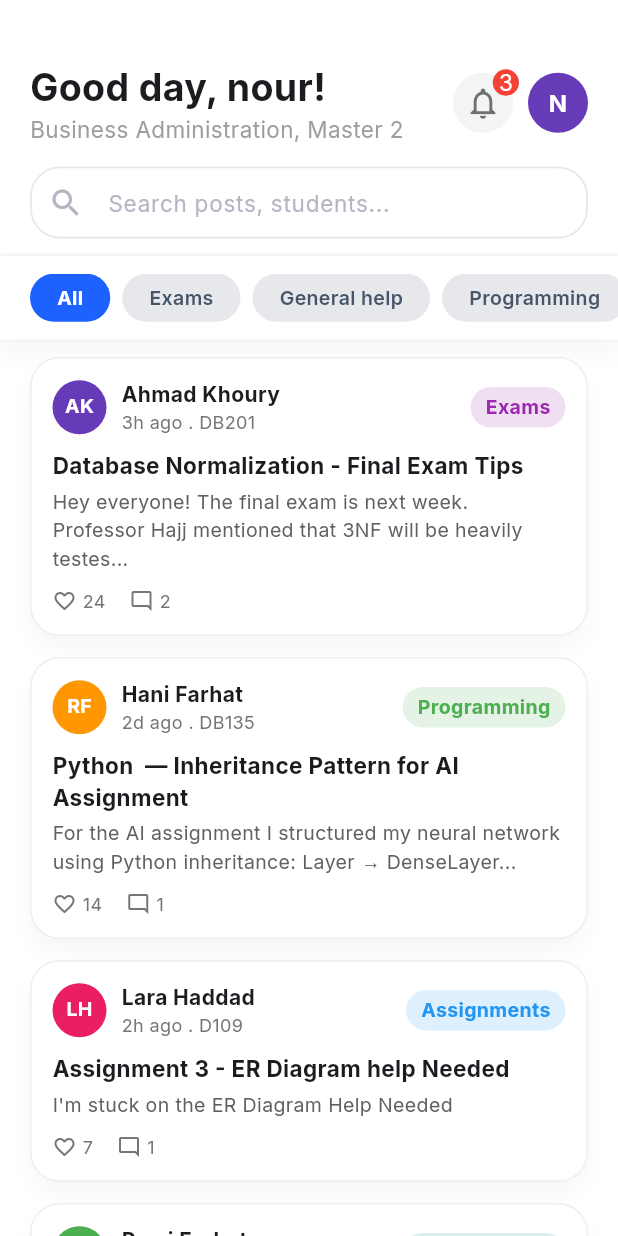
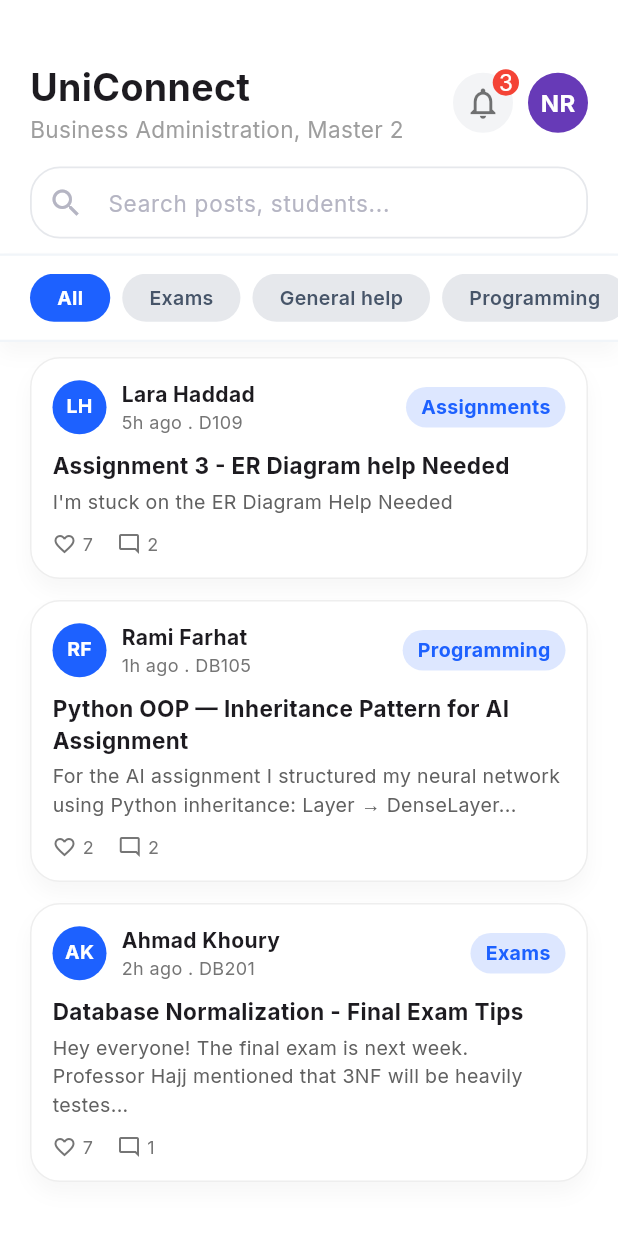
Before and after one commit to NourAlHoudaRifaieh/Uni_Connect, a Flutter app: the HomeScreen screen opened directly, on a phone screen of 412 x 824 dp. Run offline on Flutter 3.47's test engine with Material 3 defaults, Android fonts, the light colour scheme and no system bars; our stand-ins replace cloud_firestore, firebase_auth, firebase_core, go_router, google_fonts, lottie and 1 more; accounts and stored records are empty.

Commit message:
created post model

```diff
--- a/lib/core/mock/mock_data.dart
+++ b/lib/core/mock/mock_data.dart
@@ -1,5 +1,7 @@
 import 'package:flutter/material.dart';
 import 'package:uni_connect/core/models/subject_model.dart';
+
+import '../models/post_model.dart';
 
 class MockData {
 
@@ -36,4 +38,55 @@ class MockData {
     return subjectsJson.map((json)=> SubjectModel.fromJson(json)).toList();
   }
 
+  //raw JSON list for post
+  static final List<Map<String, dynamic>> postsJson = [
+    {
+      'postId': 'post_1',
+      'title': 'Assignment 3 - ER Diagram help Needed',
+      'description': "I'm stuck on the ER Diagram Help Needed",
+      'userId': 'user_1',
+      'authorName': 'Lara Haddad',
+      'categoryId': 'cat_1',
+      'categoryName': 'Assignments',
+      'subjectId': 'sub_1',
+      'subjectCode': 'D109',
+      'createdAt': DateTime.now().subtract(Duration(hours: 5)).toIso8601String(),
+      'likes': 7,
+      'comments': 2,
+    },
+    {
+      'postId': 'post_2',
+      'title': 'Python OOP — Inheritance Pattern for AI Assignment',
+      'description': "For the AI assignment I structured my neural network using Python inheritance: Layer → DenseLayer...",
+      'userId': 'user_2',
+      'authorName': 'Rami Farhat',
+      'categoryId': 'cat_2',
+      'categoryName': 'Programming',
+      'subjectId': 'sub_1',
+      'subjectCode': 'DB105',
+      'createdAt': DateTime.now().subtract(Duration(hours: 1)).toIso8601String(),
+      'likes': 2,
+      'comments': 2,
+    },
+    {
+      'postId': 'post_id',
+      'title': 'Database Normalization - Final Exam Tips',
+      'description': "Hey everyone! The final exam is next week. Professor Hajj mentioned that 3NF will be heavily testes...",
+      'userId': 'user_3',
+      'authorName': 'Ahmad Khoury',
+      'categoryId': 'cat_1',
+      'categoryName': 'Exams',
+      'subjectId': 'sub_1',
+      'subjectCode': 'DB201',
+      'createdAt': DateTime.now().subtract(Duration(hours: 2)).toIso8601String(),
+      'likes': 7,
+      'comments': 1,
+    },
+  ];
+
+  //Parsed Subject List using SubjectModel.fromJson
+  static List<PostModel> get posts {
+    return postsJson.map((json)=> PostModel.fromJson(json)).toList();
+  }
+
 }
--- /dev/null
+++ b/lib/core/models/post_model.dart
@@ -0,0 +1,95 @@
+import 'package:flutter/material.dart';
+
+class PostModel{
+  final String? postId;
+  final String title;
+  final String description;
+  final String? userId;
+  final String authorName;
+  final String? categoryId;
+  final String? categoryName;
+  final String? subjectId;
+  final String? subjectCode;
+  final DateTime createdAt;
+  final int likes;
+  final int comments;
+
+  PostModel({
+    this.postId,
+    required this.title,
+    required this.description,
+    required this.authorName,
+    this.userId,
+    this.categoryId,
+    this.categoryName,
+    this.subjectId,
+    this.subjectCode,
+    required this.createdAt,
+    this.likes =0,
+    this.comments =0,
+  });
+
+  String get authorInitials {
+    final trimmedName = authorName.trim();
+    if(trimmedName.isEmpty) return 'U';
+    final parts = trimmedName.split(RegExp(r'\s+'));
+    if(parts.length ==1 ) return parts[0][0].toUpperCase();
+    return '${parts[0][0]}${parts[parts.length -1][0]}'.toUpperCase();
+  }
+
+  String get timeAgo {
+    final difference = DateTime.now().difference(createdAt);
+    if(difference.inMinutes <60){
+      final mins = difference.inMinutes <= 0 ? 1 : difference.inMinutes;
+      return '${mins}m ago';
+    }else if (difference.inHours < 24){
+      return '${difference.inHours}h ago';
+    }else{
+      return '${difference.inDays}d ago';
+    }
+  }
+
+  factory PostModel.fromJson(Map<String, dynamic> json){
+    return PostModel(
+      postId: json['postId'] as String?,
+      title: json['title'] ?? '',
+      description: json['description'] ?? '',
+      userId: json['userId'] ?? '',
+      authorName: json['authorName'] ?? 0,
+      categoryId: json['categoryId'] as String?,
+      categoryName: json['categoryName'] as String?,
+      subjectId: json['subjectId'] as String?,
+      subjectCode: json['subjectCode'] as String?,
+      likes: json['likes'] ?? 0,
+      comments: json['comments'] ?? 0,
+      createdAt: json['createdAt'] is DateTime
+        ? json['createdAt']
+        : (json['createdAt'] != null
+          ? DateTime.tryParse(json['createdAt'].toString()) ?? DateTime.now()
+          : DateTime.now()
+        ),
+    );
+  }
+
+  Map<String, dynamic> toJson(){
+    return{
+      if(postId != null) 'postId': postId,
+      'title': title,
+      'description': description,
+      'userId': userId,
+      'authorName': authorName,
+      'categoryId': categoryId,
+      'categoryName': categoryName,
+      'authorInitials': authorInitials,
+      if(categoryId != null) 'categoryId': categoryId,
+      if(categoryName != null) 'categoryName': categoryName,
+      if(subjectId != null) 'subjectId': subjectId,
+      if(subjectCode != null) 'subjectCode': subjectCode,
+      'likes': likes,
+      'comments': comments,
+      'createdAt': createdAt.toIso8601String(),
+    };
+  }
+
+
+}
--- a/lib/features/feed/presentation/home_screen.dart
+++ b/lib/features/feed/presentation/home_screen.dart
@@ -1,4 +1,6 @@
 import 'package:flutter/material.dart';
+import 'package:uni_connect/core/mock/mock_data.dart';
+import 'package:uni_connect/core/models/post_model.dart';
 import 'package:uni_connect/core/widgets/custom_form_field.dart';
 import 'package:uni_connect/features/feed/presentation/widgets/category_selector.dart';
 import 'widgets/post_card.dart';
@@ -17,88 +19,105 @@ class _HomeScreenState extends State <HomeScreen>{
   List <String> categories = ['All','Exams','General help', 'Programming', 'Assignments', 'Math','Physics'];
   String selectedCategory = 'All';
 
-  final List<PostCardData> posts =[
-    PostCardData(
-        title: 'Database Normalization - Final Exam Tips',
-        authorInitials: 'AK',
-        authorName: 'Ahmad Khoury',
-        avatarColor: Colors.deepPurple,
-        category: 'Exams',
-        categoryColor: Colors.purple,
-        comments: 2,
-        likes: 24,
-        preview: 'Hey everyone! The final exam is next week. Professor Hajj mentioned that 3NF will be heavily testes...',
-        subjectCode: 'DB201',
-        timeAgo: '3h ago'
-    ),
-    PostCardData(
-        title: 'Python  — Inheritance Pattern for AI Assignment',
-        authorInitials: 'RF',
-        authorName: 'Hani Farhat',
-        avatarColor: Colors.orange,
-        category: 'Programming',
-        categoryColor: Colors.green,
-        comments: 1,
-        likes: 14,
-        preview: 'For the AI assignment I structured my neural network using Python inheritance: Layer → DenseLayer...',
-        subjectCode: 'DB135',
-        timeAgo: '2d ago'
-    ),
-    PostCardData(
-        title: 'Assignment 3 - ER Diagram help Needed',
-        authorInitials: 'LH',
-        authorName: 'Lara Haddad',
-        avatarColor: Colors.pink,
-        category: 'Assignments',
-        categoryColor: Colors.blue,
-        comments: 1,
-        likes: 7,
-        preview: "I'm stuck on the ER Diagram Help Needed",
-        subjectCode: 'D109',
-        timeAgo: '2h ago'
-    ),
-    PostCardData(
-        title: 'Python OOP — Inheritance Pattern for AI Assignment',
-        authorInitials: 'RF',
-        authorName: 'Rami Farhat',
-        avatarColor: Colors.green,
-        category: 'Programming',
-        categoryColor: Colors.teal,
-        comments: 2,
-        likes: 24,
-        preview: 'For the AI assignment I structured my neural network using Python inheritance: Layer → DenseLayer...',
-        subjectCode: 'DB105',
-        timeAgo: '1d ago'
-    ),
-  ];
 
-  List <PostCardData> get _filteredPosts{
+  List <PostModel> get posts => MockData.posts;
+  List <PostModel> get _filteredPosts{
     final query = _searchController.text.trim().toLowerCase();
 
     return posts.where((post){
-      final matchesCategory = selectedCategory == 'All' || post.category == selectedCategory;
+      final matchesCategory = selectedCategory == 'All' || post.categoryName?.toLowerCase() == selectedCategory.toLowerCase();
       final matchesSearch = query.isEmpty ||
-            post.title.toLowerCase().contains(query) ||
-            post.preview.toLowerCase().contains(query) ||
-            post.subjectCode.toLowerCase().contains(query) ||
-            post.category.toLowerCase().contains(query) ||
-            post.authorName.toLowerCase().contains(query);
+          post.title.toLowerCase().contains(query) ||
+          post.description.toLowerCase().contains(query) ||
+          (post.subjectCode?.toLowerCase().contains(query) ?? false)||
+          (post.categoryName?.toLowerCase().contains(query) ?? false)||
+          post.authorName.toLowerCase().contains(query);
       return matchesCategory && matchesSearch;
     }).toList();
   }
 
-  void _onCreatePost(){
-    showModalBottomSheet(
-        context: context,
-        builder: (context) =>
-          SizedBox(
-            height:200,
-            child: Center(
-              child: Text('New Page'),
-            ),
-          ),
-        );
-  }
+  // final List<PostCardData> posts =[
+  //   PostCardData(
+  //       title: 'Database Normalization - Final Exam Tips',
+  //       authorInitials: 'AK',
+  //       authorName: 'Ahmad Khoury',
+  //       avatarColor: Colors.deepPurple,
+  //       category: 'Exams',
+  //       categoryColor: Colors.purple,
+  //       comments: 2,
+  //       likes: 24,
+  //       preview: 'Hey everyone! The final exam is next week. Professor Hajj mentioned that 3NF will be heavily testes...',
+  //       subjectCode: 'DB201',
+  //       timeAgo: '3h ago'
+  //   ),
+  //   PostCardData(
+  //       title: 'Python  — Inheritance Pattern for AI Assignment',
+  //       authorInitials: 'RF',
+  //       authorName: 'Hani Farhat',
+  //       avatarColor: Colors.orange,
+  //       category: 'Programming',
+  //       categoryColor: Colors.green,
+  //       comments: 1,
+  //       likes: 14,
+  //       preview: 'For the AI assignment I structured my neural network using Python inheritance: Layer → DenseLayer...',
+  //       subjectCode: 'DB135',
+  //       timeAgo: '2d ago'
+  //   ),
+  //   PostCardData(
+  //       title: 'Assignment 3 - ER Diagram help Needed',
+  //       authorInitials: 'LH',
+  //       authorName: 'Lara Haddad',
+  //       avatarColor: Colors.pink,
+  //       category: 'Assignments',
+  //       categoryColor: Colors.blue,
+  //       comments: 1,
+  //       likes: 7,
+  //       preview: "I'm stuck on the ER Diagram Help Needed",
+  //       subjectCode: 'D109',
+  //       timeAgo: '2h ago'
+  //   ),
+  //   PostCardData(
+  //       title: 'Python OOP — Inheritance Pattern for AI Assignment',
+  //       authorInitials: 'RF',
+  //       authorName: 'Rami Farhat',
+  //       avatarColor: Colors.green,
+  //       category: 'Programming',
+  //       categoryColor: Colors.teal,
+  //       comments: 2,
+  //       likes: 24,
+  //       preview: 'For the AI assignment I structured my neural network using Python inheritance: Layer → DenseLayer...',
+  //       subjectCode: 'DB105',
+  //       timeAgo: '1d ago'
+  //   ),
+  // ];
+
+  // List <PostCardData> get _filteredPosts{
+  //   final query = _searchController.text.trim().toLowerCase();
+  //
+  //   return posts.where((post){
+  //     final matchesCategory = selectedCategory == 'All' || post.category == selectedCategory;
+  //     final matchesSearch = query.isEmpty ||
+  //           post.title.toLowerCase().contains(query) ||
+  //           post.preview.toLowerCase().contains(query) ||
+  //           post.subjectCode.toLowerCase().contains(query) ||
+  //           post.category.toLowerCase().contains(query) ||
+  //           post.authorName.toLowerCase().contains(query);
+  //     return matchesCategory && matchesSearch;
+  //   }).toList();
+  // }
+
+  // void _onCreatePost(){
+  //   showModalBottomSheet(
+  //       context: context,
+  //       builder: (context) =>
+  //         SizedBox(
+  //           height:200,
+  //           child: Center(
+  //             child: Text('New Page'),
+  //           ),
+  //         ),
+  //       );
+  // }
 
   @override
   void initState(){
@@ -121,7 +140,7 @@ class _HomeScreenState extends State <HomeScreen>{
     // final filteredPosts = selectedCategory == 'All'
     //     ? posts
     //     : posts.where((p) => p.category == selectedCategory).toList();
-    final displaydPosts = _filteredPosts;
+    final displayedPosts = _filteredPosts;
 
     return Scaffold(
       backgroundColor: Colors.white,
@@ -139,7 +158,7 @@ class _HomeScreenState extends State <HomeScreen>{
                         child: Column(
                           crossAxisAlignment: CrossAxisAlignment.start,
                           children: [
-                            Text('Good day, nour! ', style: GoogleFonts.inter(fontSize:25, fontWeight: FontWeight.bold)),
+                            Text('UniConnect', style: GoogleFonts.inter(fontSize:25, fontWeight: FontWeight.bold)),
                             Text('Business Administration, Master 2', style: GoogleFonts.inter(fontSize:15, color: Colors.grey)),
                           ],
                         ),
@@ -177,7 +196,7 @@ class _HomeScreenState extends State <HomeScreen>{
                       CircleAvatar(
                         radius:20,
                         backgroundColor:Colors.deepPurple,
-                        child: Text('N', style: GoogleFonts.inter(color: Colors.white, fontWeight: FontWeight.bold))
+                        child: Text('NR', style: GoogleFonts.inter(color: Colors.white, fontWeight: FontWeight.bold))
                       ),
                     ],
                   ),
@@ -206,7 +225,7 @@ class _HomeScreenState extends State <HomeScreen>{
             ),
             SizedBox(height:10),
             Expanded(
-              child: displaydPosts.isEmpty
+              child: displayedPosts.isEmpty
                 ? Center(
                   child: Column(
                     mainAxisAlignment: MainAxisAlignment.center,
@@ -234,13 +253,16 @@ class _HomeScreenState extends State <HomeScreen>{
                   )
                 : ListView.builder(
                   padding: const EdgeInsets.symmetric(horizontal: 20),
-                  itemCount: displaydPosts.length,
+                  itemCount: displayedPosts.length,
                   itemBuilder: (context, index) {
+                    final post = displayedPosts[index];
                     return PostCard(
-                      data: displaydPosts[index],
+                      post: post,
                       onTap: () {
                         // will open post detail screen later
                       },
+                      onLikeTap: (){},
+                      onCommentTap: (){},
                     );
                   },
                 ),
--- a/lib/features/feed/presentation/search_screen.dart
+++ b/lib/features/feed/presentation/search_screen.dart
@@ -19,6 +19,7 @@ class SearchScreenState extends State<SearchScreen>{
 
   final TextEditingController _searchController = TextEditingController();
   int _selectedIndex = 0;
+
 
   final List<SearchPostCardData> posts =[
     SearchPostCardData(
--- a/lib/features/feed/presentation/widgets/post_card.dart
+++ b/lib/features/feed/presentation/widgets/post_card.dart
@@ -1,41 +1,48 @@
 import 'package:flutter/material.dart';
 import 'package:google_fonts/google_fonts.dart';
 
-class PostCardData{
-  final String authorName;
-  final String authorInitials;
-  final Color avatarColor;
-  final String subjectCode;
-  final String timeAgo;
-  final String category;
-  final Color categoryColor;
-  final String title;
-  final String preview;
-  final int likes;
-  final int comments;
+import '../../../../core/models/post_model.dart';
 
-  PostCardData({
-    required this.title,
-    required this.authorInitials,
-    required this.authorName,
-    required this.avatarColor,
-    required this.category,
-    required this.categoryColor,
-    required this.comments,
-    required this.likes,
-    required this.preview,
-    required this.subjectCode,
-    required this.timeAgo,
-  });
-}
+// class PostCardData{
+//   final String authorName;
+//   final String authorInitials;
+//   final Color avatarColor;
+//   final String subjectCode;
+//   final String timeAgo;
+//   final String category;
+//   final Color categoryColor;
+//   final String title;
+//   final String preview;
+//   final int likes;
+//   final int comments;
+//
+//   PostCardData({
+//     required this.title,
+//     required this.authorInitials,
+//     required this.authorName,
+//     required this.avatarColor,
+//     required this.category,
+//     required this.categoryColor,
+//     required this.comments,
+//     required this.likes,
+//     required this.preview,
+//     required this.subjectCode,
+//     required this.timeAgo,
+//   });
+// }
 
 class PostCard extends StatelessWidget{
-  final PostCardData data;
+  final PostModel post;
   final VoidCallback? onTap;
+  final VoidCallback? onLikeTap;
+  final VoidCallback? onCommentTap;
 
   const PostCard({
     super.key,
-    this.onTap, required this.data
+    this.onTap,
+    required this.post,
+    this.onLikeTap,
+    this.onCommentTap,
   });
 
   @override
@@ -64,9 +71,10 @@ class PostCard extends StatelessWidget{
               children: [
                 CircleAvatar(
                   radius: 18,
-                  backgroundColor:  data.avatarColor,
+                  // backgroundColor:  data.avatarColor,
+                  backgroundColor: Color(0xFF1D61FF),
                   child: Text(
-                    data.authorInitials,
+                    post.authorInitials,
                     style: GoogleFonts.inter(
                       color: Colors.white,
                       fontWeight: FontWeight.bold,
@@ -80,32 +88,62 @@ class PostCard extends StatelessWidget{
                     crossAxisAlignment: CrossAxisAlignment.start,
                     children: [
                       Text(
-                        data.authorName,
+                        post.authorName,
                         style: GoogleFonts.inter(
                             fontWeight: FontWeight.bold,
                             fontSize:14
                         ),
                       ),
-                      Text(
-                        '${data.timeAgo} . ${data.subjectCode}',
-                        style: GoogleFonts.inter(
-                            fontSize: 12,
-                            color: Colors.grey.shade600
-                        ),
+                      Row(
+                        children: [
+                          Text(
+                           post.timeAgo,
+                            style: GoogleFonts.inter(
+                                fontSize: 12,
+                                color: Colors.grey.shade600
+                            ),
+                          ),
+                          if(post.subjectCode !=null && post.subjectCode!.isNotEmpty) ...[
+                            Text(
+                              ' . ',
+                              style: GoogleFonts.inter(
+                                  fontSize: 12,
+                                  color: Colors.grey.shade600
+                              ),
+                            ),
+                            Text(
+                              post.subjectCode!,
+                              style: GoogleFonts.inter(
+                                  fontSize: 12,
+                                  color: Colors.grey.shade600
+                              ),
+                            ),
+                          ],
+                        ],
                       ),
+                      // Text(
+                      //   '${data.timeAgo} . ${data.subjectCode}',
+                      //   style: GoogleFonts.inter(
+                      //       fontSize: 12,
+                      //       color: Colors.grey.shade600
+                      //   ),
+                      // ),
                     ],
                   ),
                 ),
+                if (post.categoryName != null)
                 Container(
                   padding: const EdgeInsets.symmetric(horizontal:10, vertical:4),
                   decoration: BoxDecoration(
-                    color: data.categoryColor.withOpacity(0.15),
+                    // color: data.categoryColor.withOpacity(0.15),
+                    color: Color(0xFF1D61FF).withOpacity(0.15),
                     borderRadius: BorderRadius.circular(20),
                   ),
                   child: Text(
-                    data.category,
+                    post.categoryName!,
                     style: GoogleFonts.inter(
-                      color: data.categoryColor,
+                      // color: data.categoryColor,
+                      color: Color(0xFF1D61FF),
                       fontWeight: FontWeight.bold,
                       fontSize:13,
                     ),
@@ -115,7 +153,7 @@ class PostCard extends StatelessWidget{
             ),
             const SizedBox(height:10),
             Text(
-              data.title,
+              post.title,
               style: GoogleFonts.inter(
                 fontWeight: FontWeight.bold,
                 fontSize:15,
@@ -123,7 +161,7 @@ class PostCard extends StatelessWidget{
             ),
             const SizedBox(height:4),
             Text(
-              data.preview,
+              post.description,
               maxLines:3,
               overflow: TextOverflow.ellipsis,
               style: GoogleFonts.inter(
@@ -137,11 +175,11 @@ class PostCard extends StatelessWidget{
               children: [
                 Icon(Icons.favorite_border, size: 16, color: Colors.grey.shade600),
                 SizedBox(width:4),
-                Text('${data.likes}', style: TextStyle(fontSize:12, color: Colors.grey.shade600)),
+                Text('${post.likes}', style: TextStyle(fontSize:12, color: Colors.grey.shade600)),
                 SizedBox(width:16),
                 Icon(Icons.mode_comment_outlined, size:16, color: Colors.grey.shade600),
                 SizedBox(width:4),
-                Text('${data.comments}', style: TextStyle(fontSize:12, color: Colors.grey.shade600)),
+                Text('${post.comments}', style: TextStyle(fontSize:12, color: Colors.grey.shade600)),
 
                 // const Spacer(),
                 // Icon(Icons.bookmark_border, size:18, color: Colors.grey.shade600),
--- a/lib/features/feed/presentation/widgets/seach_post_card.dart
+++ b/lib/features/feed/presentation/widgets/seach_post_card.dart
@@ -57,13 +57,13 @@ class SearchPostCard extends StatelessWidget {
               Container(
                 padding: const EdgeInsets.symmetric(horizontal:10, vertical:4),
                 decoration: BoxDecoration(
-                  color: data.categoryColor.withOpacity(0.15),
+                  color: Color(0xFF1D61FF).withOpacity(0.15),
                   borderRadius: BorderRadius.circular(20),
                 ),
                 child: Text(
                   data.category,
                   style: GoogleFonts.inter(
-                    color: data.categoryColor,
+                    color: Color(0xFF1D61FF),
                     fontWeight: FontWeight.bold,
                     fontSize:13,
                   ),
--- a/lib/features/feed/presentation/widgets/search_student_card.dart
+++ b/lib/features/feed/presentation/widgets/search_student_card.dart
@@ -69,7 +69,7 @@ class SearchStudentCard extends StatelessWidget {
             children: [
               CircleAvatar(
                 radius: 18,
-                backgroundColor:  data.avatarColor,
+                backgroundColor:Color(0xFF1D61FF),
                 child: Text(
                   data.authorName,
                   style: GoogleFonts.inter(
```
